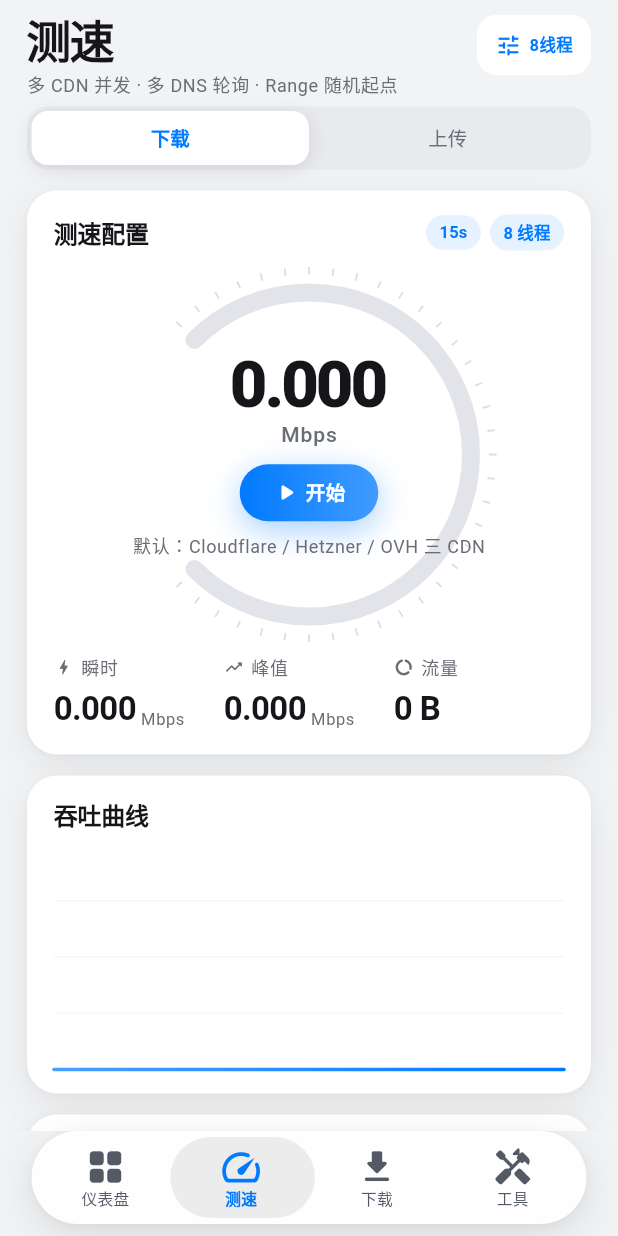
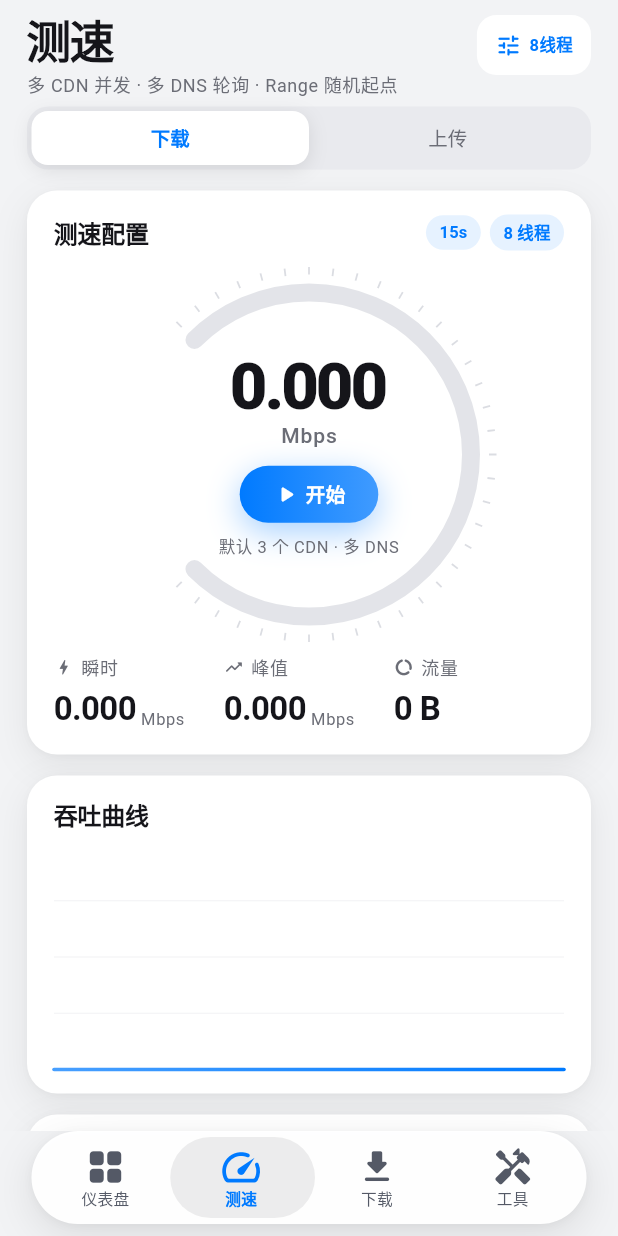
Before and after one commit to LianXia233/NetPulse, a Flutter app: the screen it shows after launch, swiped to page 2, on a phone screen of 412 x 824 dp. Run offline on Flutter 3.47's test engine with Material 3 defaults, Android fonts, the phone set to English and light mode, and no system bars; our stand-ins replace webview_flutter; missing offline and left inert: dart:ffi; statements that could not run were skipped.

Commit message:
Polish speed gauge caption and derive hidden MAC
- Constrain and shorten gauge caption so it stays inside the ring
- Derive EUI-64 MAC from link-local IPv6 when Android hides Wi-Fi MAC
- Prefer IPv4 gateway and hide non-internet IMS networks
- Bump to 1.1.6+17

```diff
--- a/app/lib/pages/speed_page.dart
+++ b/app/lib/pages/speed_page.dart
@@ -175,7 +175,7 @@ class _SpeedPageState extends State<SpeedPage> {
                             ? '正在停止并汇总结果…'
                             : running
                                 ? '稳定 ${store.displaySpeed(_avgWindow)} ${store.displayUnit} · 峰值 ${store.displaySpeed(_peak)}'
-                                : (_mode == 'download' ? '默认：Cloudflare / Hetzner / OVH 三 CDN' : '上传：Cloudflare __up'),
+                                : (_mode == 'download' ? '默认 3 个 CDN · 多 DNS' : '上传 Cloudflare'),
                         running: running && !stopping,
                         onTap: stopping ? null : (running ? () { task?.stop(); setState(() {}); } : _start),
                         size: 248,
--- a/app/lib/store.dart
+++ b/app/lib/store.dart
@@ -45,7 +45,7 @@ class HistoryRecord {
 }
 
 const String kDefaultDownloadDir = '/storage/emulated/0/Download/NetPulse';
-const String kAppVersion = '1.1.5';
+const String kAppVersion = '1.1.6';
 
 class AppStore extends ChangeNotifier {
   ThemeMode themeMode = ThemeMode.system;
--- a/app/lib/widgets.dart
+++ b/app/lib/widgets.dart
@@ -416,7 +416,20 @@ class _PmGaugeState extends State<PmGauge> with SingleTickerProviderStateMixin {
                 ),
               ),
               const SizedBox(height: 8),
-              Text(widget.caption, style: context.text.bodySmall?.copyWith(color: pm.muted)),
+              SizedBox(
+                width: widget.size * 0.56,
+                child: Text(
+                  widget.caption,
+                  textAlign: TextAlign.center,
+                  maxLines: 2,
+                  overflow: TextOverflow.ellipsis,
+                  style: context.text.bodySmall?.copyWith(
+                    color: pm.muted,
+                    fontSize: 11,
+                    height: 1.3,
+                  ),
+                ),
+              ),
             ],
           ),
         ],
--- a/app/pubspec.yaml
+++ b/app/pubspec.yaml
@@ -1,7 +1,7 @@
 name: netpulse
 description: "NetPulse · Flutter + Rust 重构版"
 publish_to: 'none'
-version: 1.1.5+16
+version: 1.1.6+17
 
 environment:
   sdk: ^3.14.0
```
Also changed, not shown: app/lib/pages/lan_info_page.dart (+74 -3 lines), 1 other file.
